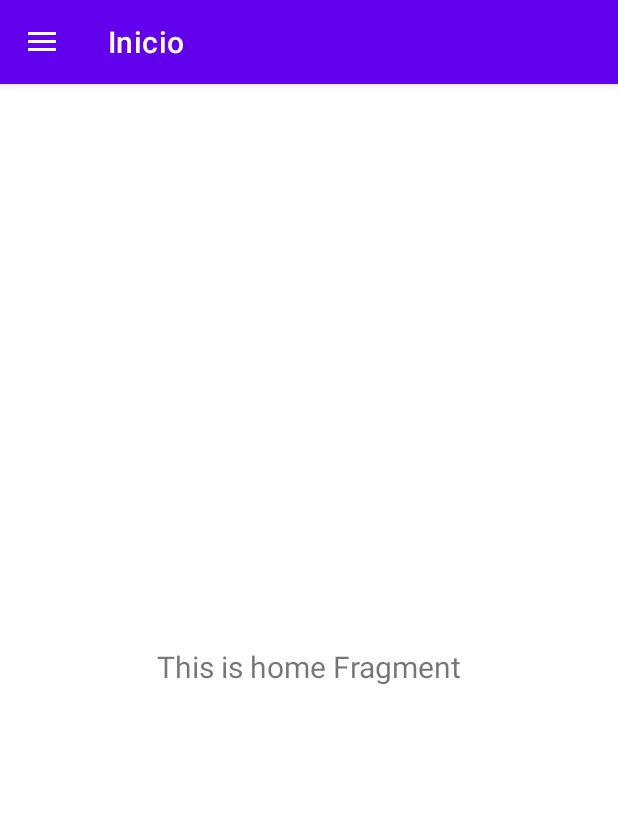
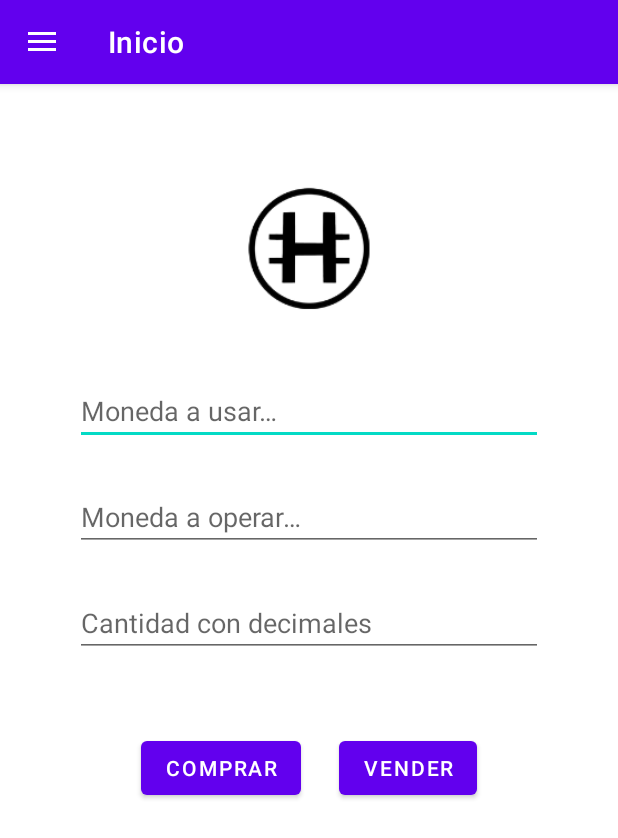
Before and after one commit to cas1201/ISOApp, an Android app: the MainActivity screen opened directly, with no data from a screen before it, on a phone screen of 412 x 824 dp. Shown: the top 838 px of the screen. Run offline under Robolectric (Android 15) with nearby library versions, the phone set to English and light mode, and no system bars; our stand-ins replace navigation-ui.

Commit message:
Pantalla de home creada

```diff
--- a/app/src/main/java/com/iso/easyhodling/MainActivity.kt
+++ b/app/src/main/java/com/iso/easyhodling/MainActivity.kt
@@ -1,6 +1,5 @@
 package com.iso.easyhodling
 
-import android.content.Intent
 import android.os.Bundle
 import android.view.Menu
 import android.widget.TextView
@@ -28,10 +27,6 @@ class MainActivity : AppCompatActivity() {
 
         setSupportActionBar(binding.appBarMain.toolbar)
 
-        /*binding.appBarMain.fab.setOnClickListener { view ->
-            Snackbar.make(view, "Replace with your own action", Snackbar.LENGTH_LONG)
-                .setAction("Action", null).show()
-        }*/
         val drawerLayout: DrawerLayout = binding.drawerLayout
         val navView: NavigationView = binding.navView
         val navController = findNavController(R.id.nav_host_fragment_content_main)
--- a/app/src/main/java/com/iso/easyhodling/ui/config/ParamsFragment.kt
+++ b/app/src/main/java/com/iso/easyhodling/ui/config/ParamsFragment.kt
@@ -6,9 +6,7 @@ import androidx.fragment.app.Fragment
 import android.view.LayoutInflater
 import android.view.View
 import android.view.ViewGroup
-import com.iso.easyhodling.Binance
 import com.iso.easyhodling.databinding.FragmentParamsBinding
-import com.iso.easyhodling.ui.wallet.WalletViewModel
 
 class ParamsFragment : Fragment() {
 
@@ -25,19 +23,9 @@ class ParamsFragment : Fragment() {
             ViewModelProvider(this).get(ParamsViewModel::class.java)
 
         _binding = FragmentParamsBinding.inflate(inflater, container, false)
-        val root: View = binding.root
 
-        binding.save.setOnClickListener { operate() } //prueba de metodos de BINANCE
-
-        return root
+        return binding.root
     }
-
-    fun operate(){
-        val binance = Binance
-        binance.marketOrderBuy("BTC", "ETH", 2.0)
-    }
-
-
 
     override fun onDestroyView() {
         super.onDestroyView()
--- a/app/src/main/java/com/iso/easyhodling/ui/home/HomeFragment.kt
+++ b/app/src/main/java/com/iso/easyhodling/ui/home/HomeFragment.kt
@@ -4,9 +4,7 @@ import android.os.Bundle
 import android.view.LayoutInflater
 import android.view.View
 import android.view.ViewGroup
-import android.widget.TextView
 import androidx.fragment.app.Fragment
-import androidx.lifecycle.Observer
 import androidx.lifecycle.ViewModelProvider
 import com.iso.easyhodling.databinding.FragmentHomeBinding
 
@@ -30,10 +28,20 @@ class HomeFragment : Fragment() {
         _binding = FragmentHomeBinding.inflate(inflater, container, false)
         val root: View = binding.root
 
-        val textView: TextView = binding.textHome
-        homeViewModel.text.observe(viewLifecycleOwner, Observer {
-            textView.text = it
-        })
+        /*
+        val assetToUse = binding.monedaParaUsar.text.toString().uppercase()
+        val assetToOperate = binding.monedaAOperar.text.toString().uppercase()
+        val quantity = binding.quantity.text.toString().toDouble()
+
+        if (binding.buyButton.callOnClick()){
+            homeViewModel.buy(assetToUse, assetToOperate, quantity)
+            binding.operationText.text = "Se ha comprado $quantity de $assetToOperate!!"
+        }
+        else if (binding.sellButton.callOnClick()){
+            homeViewModel.sell(assetToOperate, assetToUse, quantity)
+            binding.operationText.text = "Se ha vendido $quantity de $assetToOperate!!"
+        }
+         */
 
         return root
     }
--- a/app/src/main/java/com/iso/easyhodling/ui/home/HomeViewModel.kt
+++ b/app/src/main/java/com/iso/easyhodling/ui/home/HomeViewModel.kt
@@ -1,13 +1,16 @@
 package com.iso.easyhodling.ui.home
 
-import androidx.lifecycle.LiveData
-import androidx.lifecycle.MutableLiveData
 import androidx.lifecycle.ViewModel
+import com.iso.easyhodling.Binance
 
 class HomeViewModel : ViewModel() {
+    val binance = Binance
 
-    private val _text = MutableLiveData<String>().apply {
-        value = "This is home Fragment"
+    fun buy(assetToSell: String, assetToBuy: String, quantityToBuy: Double){
+        binance.marketOrderBuy(assetToSell, assetToBuy, quantityToBuy)
     }
-    val text: LiveData<String> = _text
+
+    fun sell(assetToSell: String, assetToBuy: String, quantityToBuy: Double){
+        binance.marketOrderBuy(assetToSell, assetToBuy, quantityToBuy)
+    }
 }
--- a/app/src/main/res/layout/fragment_home.xml
+++ b/app/src/main/res/layout/fragment_home.xml
@@ -6,17 +6,91 @@
     android:layout_height="match_parent"
     tools:context=".ui.home.HomeFragment">
 
-    <TextView
-        android:id="@+id/text_home"
+    <ImageView
+        android:id="@+id/logo"
+        android:layout_width="190dp"
+        android:layout_height="120dp"
+        android:layout_gravity="center"
+        android:layout_marginStart="50dp"
+        android:layout_marginTop="50dp"
+        android:layout_marginEnd="50dp"
+        android:contentDescription="@string/logo"
+        app:layout_constraintEnd_toEndOf="parent"
+        app:layout_constraintStart_toStartOf="parent"
+        app:layout_constraintTop_toTopOf="parent"
+        app:srcCompat="@mipmap/ic_launcher_foreground" />
+
+    <EditText
+        android:id="@+id/moneda_para_usar"
         android:layout_width="match_parent"
         android:layout_height="wrap_content"
-        android:layout_marginStart="8dp"
-        android:layout_marginTop="8dp"
-        android:layout_marginEnd="8dp"
-        android:textAlignment="center"
-        android:textSize="20sp"
-        app:layout_constraintBottom_toBottomOf="parent"
+        android:layout_marginStart="50dp"
+        android:layout_marginTop="25dp"
+        android:layout_marginEnd="50dp"
         app:layout_constraintEnd_toEndOf="parent"
         app:layout_constraintStart_toStartOf="parent"
-        app:layout_constraintTop_toTopOf="parent" />
+        app:layout_constraintTop_toBottomOf="@+id/logo"
+        android:hint="@string/coin_to_use"/>
+
+    <EditText
+        android:id="@+id/moneda_a_operar"
+        android:layout_width="match_parent"
+        android:layout_height="wrap_content"
+        android:layout_marginStart="50dp"
+        android:layout_marginTop="25dp"
+        android:layout_marginEnd="50dp"
+        app:layout_constraintEnd_toEndOf="parent"
+        app:layout_constraintStart_toStartOf="parent"
+        app:layout_constraintTop_toBottomOf="@+id/moneda_para_usar"
+        android:hint="@string/coin_to_operate"/>
+
+    <EditText
+        android:id="@+id/quantity"
+        android:layout_width="match_parent"
+        android:layout_height="wrap_content"
+        android:layout_marginStart="50dp"
+        android:layout_marginTop="25dp"
+        android:layout_marginEnd="50dp"
+        app:layout_constraintEnd_toEndOf="parent"
+        app:layout_constraintStart_toStartOf="parent"
+        app:layout_constraintTop_toBottomOf="@+id/moneda_a_operar"
+        android:hint="@string/quantity"/>
+
+    <LinearLayout
+        android:id="@+id/linearLayout"
+        android:layout_width="match_parent"
+        android:layout_height="wrap_content"
+        android:layout_marginTop="50dp"
+        android:gravity="center"
+        app:layout_constraintEnd_toEndOf="parent"
+        app:layout_constraintStart_toStartOf="parent"
+        app:layout_constraintTop_toBottomOf="@+id/quantity">
+
+        <Button
+            android:id="@+id/buy_button"
+            android:layout_width="wrap_content"
+            android:layout_height="wrap_content"
+            android:layout_marginEnd="25dp"
+            android:text="@string/buy"/>
+
+        <Button
+            android:id="@+id/sell_button"
+            android:layout_width="wrap_content"
+            android:layout_height="wrap_content"
+            android:text="@string/sell"/>
+
+    </LinearLayout>
+
+    <TextView
+        android:id="@+id/operation_text"
+        android:layout_width="match_parent"
+        android:layout_height="wrap_content"
+        android:layout_marginStart="50dp"
+        android:layout_marginTop="25dp"
+        android:layout_marginEnd="50dp"
+        android:textStyle="bold"
+        app:layout_constraintEnd_toEndOf="parent"
+        app:layout_constraintStart_toStartOf="parent"
+        app:layout_constraintTop_toBottomOf="@+id/linearLayout" />
+
 </androidx.constraintlayout.widget.ConstraintLayout>
--- a/app/src/main/res/values/strings.xml
+++ b/app/src/main/res/values/strings.xml
@@ -29,6 +29,9 @@
     <string name="coin_par">Par de moneda</string>
     <string name="api_key">Api key</string>
     <string name="api_secret">Api secret</string>
+    <string name="coin_to_operate">Moneda a operar…</string>
+    <string name="coin_to_use">Moneda a usar…</string>
+    <string name="quantity">Cantidad con decimales</string>
 
     <!--Textos-->
     <string name="total_wallet">TOTAL $ EN WALLET:</string>
@@ -56,6 +59,8 @@
     <string name="tradingbt">Cursos Trading</string>
     <string name="exclusion">AutoExclusión</string>
     <string name="forgotpswd">Recuperar contraseña</string>
+    <string name="buy">Comprar</string>
+    <string name="sell">Vender</string>
 
     <!--Test-->
     <!--PREGUNTAS-->
```
Also changed, not shown: 1 other file.
